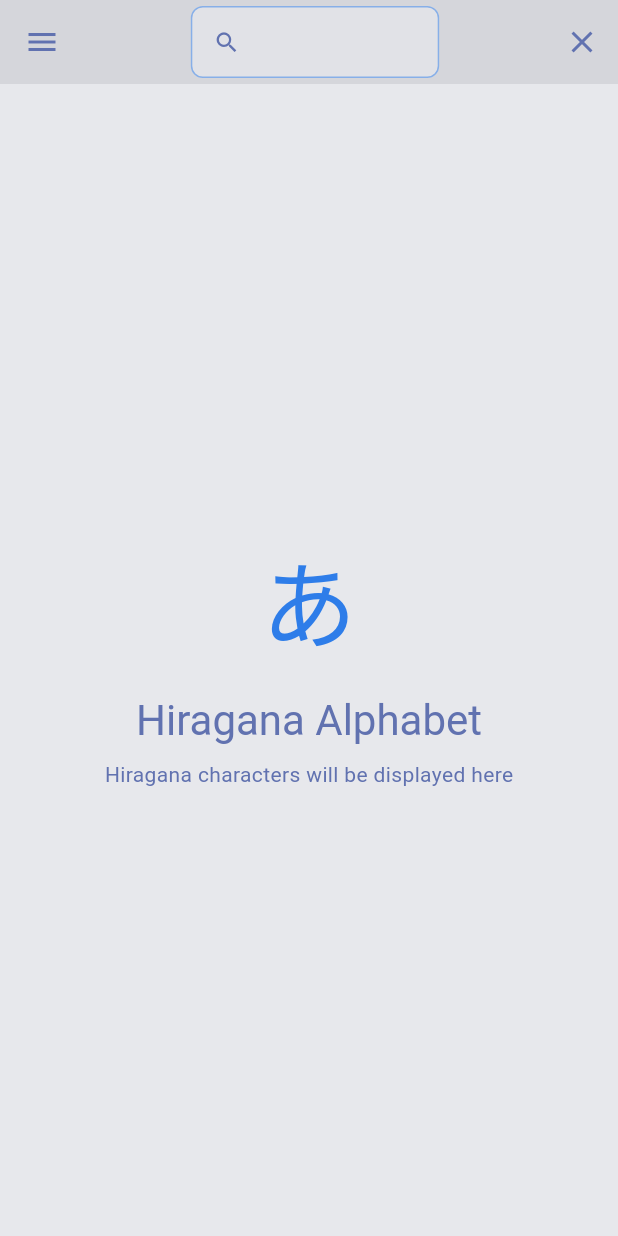
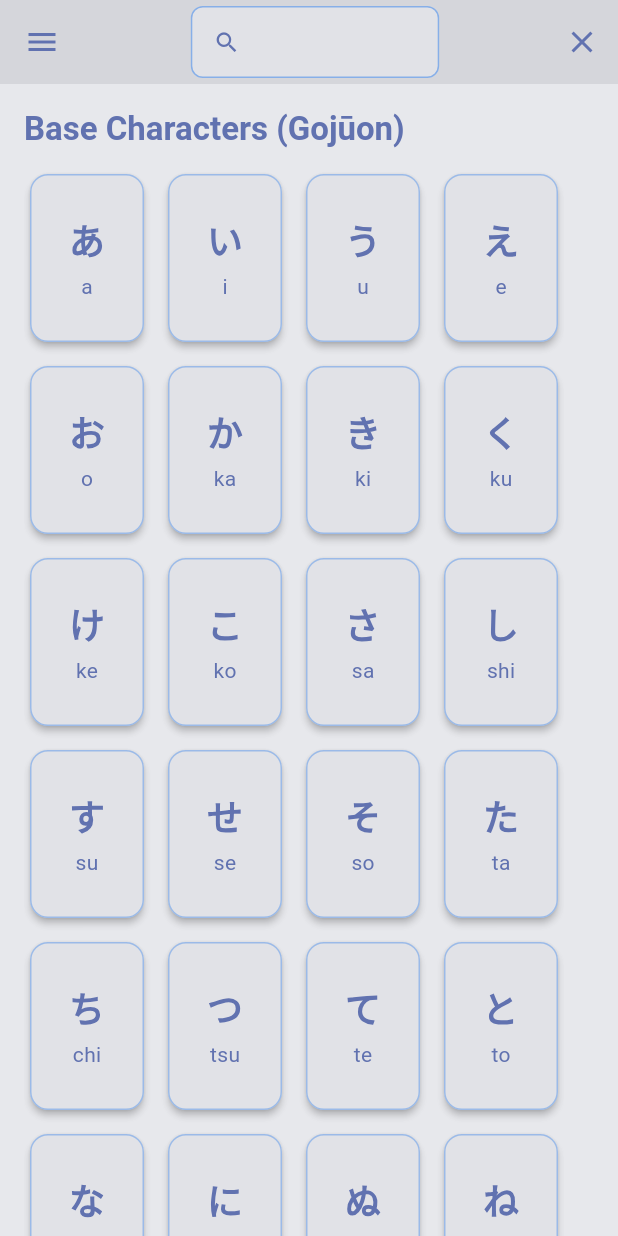
Before and after one commit to spalter/jpn-learning-diary, a Flutter app: the screen it shows after launch, in the side drawer, after a tap on "Hiragana", on a phone screen of 412 x 824 dp. Run offline on Flutter 3.47's test engine with Material 3 defaults, Android fonts, the phone set to English and light mode, and no system bars; missing offline and left inert: flutter_acrylic.

Commit message:
Introduced a Hiragana dictionary page.

```diff
--- /dev/null
+++ b/lib/data/hiragana_data.dart
@@ -0,0 +1,184 @@
+/// Data model for Japanese characters.
+class CharacterData {
+  final String character;
+  final String romanization;
+  final String? description;
+
+  const CharacterData({
+    required this.character,
+    required this.romanization,
+    this.description,
+  });
+}
+
+/// Hiragana character data organized by type.
+class HiraganaData {
+  /// Base hiragana characters (gojūon).
+  static const List<CharacterData> baseCharacters = [
+    // Vowels
+    CharacterData(character: 'あ', romanization: 'a'),
+    CharacterData(character: 'い', romanization: 'i'),
+    CharacterData(character: 'う', romanization: 'u'),
+    CharacterData(character: 'え', romanization: 'e'),
+    CharacterData(character: 'お', romanization: 'o'),
+
+    // K-row
+    CharacterData(character: 'か', romanization: 'ka'),
+    CharacterData(character: 'き', romanization: 'ki'),
+    CharacterData(character: 'く', romanization: 'ku'),
+    CharacterData(character: 'け', romanization: 'ke'),
+    CharacterData(character: 'こ', romanization: 'ko'),
+
+    // S-row
+    CharacterData(character: 'さ', romanization: 'sa'),
+    CharacterData(character: 'し', romanization: 'shi'),
+    CharacterData(character: 'す', romanization: 'su'),
+    CharacterData(character: 'せ', romanization: 'se'),
+    CharacterData(character: 'そ', romanization: 'so'),
+
+    // T-row
+    CharacterData(character: 'た', romanization: 'ta'),
+    CharacterData(character: 'ち', romanization: 'chi'),
+    CharacterData(character: 'つ', romanization: 'tsu'),
+    CharacterData(character: 'て', romanization: 'te'),
+    CharacterData(character: 'と', romanization: 'to'),
+
+    // N-row
+    CharacterData(character: 'な', romanization: 'na'),
+    CharacterData(character: 'に', romanization: 'ni'),
+    CharacterData(character: 'ぬ', romanization: 'nu'),
+    CharacterData(character: 'ね', romanization: 'ne'),
+    CharacterData(character: 'の', romanization: 'no'),
+
+    // H-row
+    CharacterData(character: 'は', romanization: 'ha'),
+    CharacterData(character: 'ひ', romanization: 'hi'),
+    CharacterData(character: 'ふ', romanization: 'fu'),
+    CharacterData(character: 'へ', romanization: 'he'),
+    CharacterData(character: 'ほ', romanization: 'ho'),
+
+    // M-row
+    CharacterData(character: 'ま', romanization: 'ma'),
+    CharacterData(character: 'み', romanization: 'mi'),
+    CharacterData(character: 'む', romanization: 'mu'),
+    CharacterData(character: 'め', romanization: 'me'),
+    CharacterData(character: 'も', romanization: 'mo'),
+
+    // Y-row
+    CharacterData(character: 'や', romanization: 'ya'),
+    CharacterData(character: 'ゆ', romanization: 'yu'),
+    CharacterData(character: 'よ', romanization: 'yo'),
+
+    // R-row
+    CharacterData(character: 'ら', romanization: 'ra'),
+    CharacterData(character: 'り', romanization: 'ri'),
+    CharacterData(character: 'る', romanization: 'ru'),
+    CharacterData(character: 'れ', romanization: 're'),
+    CharacterData(character: 'ろ', romanization: 'ro'),
+
+    // W-row
+    CharacterData(character: 'わ', romanization: 'wa'),
+    CharacterData(character: 'を', romanization: 'wo'),
+
+    // N
+    CharacterData(character: 'ん', romanization: 'n'),
+  ];
+
+  /// Dakuten characters (voiced consonants).
+  static const List<CharacterData> dakutenCharacters = [
+    // G-row
+    CharacterData(character: 'が', romanization: 'ga'),
+    CharacterData(character: 'ぎ', romanization: 'gi'),
+    CharacterData(character: 'ぐ', romanization: 'gu'),
+    CharacterData(character: 'げ', romanization: 'ge'),
+    CharacterData(character: 'ご', romanization: 'go'),
+
+    // Z-row
+    CharacterData(character: 'ざ', romanization: 'za'),
+    CharacterData(character: 'じ', romanization: 'ji'),
+    CharacterData(character: 'ず', romanization: 'zu'),
+    CharacterData(character: 'ぜ', romanization: 'ze'),
+    CharacterData(character: 'ぞ', romanization: 'zo'),
+
+    // D-row
+    CharacterData(character: 'だ', romanization: 'da'),
+    CharacterData(character: 'ぢ', romanization: 'ji'),
+    CharacterData(character: 'づ', romanization: 'zu'),
+    CharacterData(character: 'で', romanization: 'de'),
+    CharacterData(character: 'ど', romanization: 'do'),
+
+    // B-row
+    CharacterData(character: 'ば', romanization: 'ba'),
+    CharacterData(character: 'び', romanization: 'bi'),
+    CharacterData(character: 'ぶ', romanization: 'bu'),
+    CharacterData(character: 'べ', romanization: 'be'),
+    CharacterData(character: 'ぼ', romanization: 'bo'),
+  ];
+
+  /// Han-dakuten characters (p-sounds).
+  static const List<CharacterData> hanDakutenCharacters = [
+    CharacterData(character: 'ぱ', romanization: 'pa'),
+    CharacterData(character: 'ぴ', romanization: 'pi'),
+    CharacterData(character: 'ぷ', romanization: 'pu'),
+    CharacterData(character: 'ぺ', romanization: 'pe'),
+    CharacterData(character: 'ぽ', romanization: 'po'),
+  ];
+
+  /// Combination characters (yōon).
+  static const List<CharacterData> combinations = [
+    // K-combinations
+    CharacterData(character: 'きゃ', romanization: 'kya'),
+    CharacterData(character: 'きゅ', romanization: 'kyu'),
+    CharacterData(character: 'きょ', romanization: 'kyo'),
+
+    // S-combinations
+    CharacterData(character: 'しゃ', romanization: 'sha'),
+    CharacterData(character: 'しゅ', romanization: 'shu'),
+    CharacterData(character: 'しょ', romanization: 'sho'),
+
+    // C-combinations
+    CharacterData(character: 'ちゃ', romanization: 'cha'),
+    CharacterData(character: 'ちゅ', romanization: 'chu'),
+    CharacterData(character: 'ちょ', romanization: 'cho'),
+
+    // N-combinations
+    CharacterData(character: 'にゃ', romanization: 'nya'),
+    CharacterData(character: 'にゅ', romanization: 'nyu'),
+    CharacterData(character: 'にょ', romanization: 'nyo'),
+
+    // H-combinations
+    CharacterData(character: 'ひゃ', romanization: 'hya'),
+    CharacterData(character: 'ひゅ', romanization: 'hyu'),
+    CharacterData(character: 'ひょ', romanization: 'hyo'),
+
+    // M-combinations
+    CharacterData(character: 'みゃ', romanization: 'mya'),
+    CharacterData(character: 'みゅ', romanization: 'myu'),
+    CharacterData(character: 'みょ', romanization: 'myo'),
+
+    // R-combinations
+    CharacterData(character: 'りゃ', romanization: 'rya'),
+    CharacterData(character: 'りゅ', romanization: 'ryu'),
+    CharacterData(character: 'りょ', romanization: 'ryo'),
+
+    // G-combinations
+    CharacterData(character: 'ぎゃ', romanization: 'gya'),
+    CharacterData(character: 'ぎゅ', romanization: 'gyu'),
+    CharacterData(character: 'ぎょ', romanization: 'gyo'),
+
+    // J-combinations
+    CharacterData(character: 'じゃ', romanization: 'ja'),
+    CharacterData(character: 'じゅ', romanization: 'ju'),
+    CharacterData(character: 'じょ', romanization: 'jo'),
+
+    // B-combinations
+    CharacterData(character: 'びゃ', romanization: 'bya'),
+    CharacterData(character: 'びゅ', romanization: 'byu'),
+    CharacterData(character: 'びょ', romanization: 'byo'),
+
+    // P-combinations
+    CharacterData(character: 'ぴゃ', romanization: 'pya'),
+    CharacterData(character: 'ぴゅ', romanization: 'pyu'),
+    CharacterData(character: 'ぴょ', romanization: 'pyo'),
+  ];
+}
--- a/lib/screens/hiragana_page.dart
+++ b/lib/screens/hiragana_page.dart
@@ -1,5 +1,7 @@
 import 'package:flutter/material.dart';
+import 'package:jpn_learning_diary/data/hiragana_data.dart';
 import 'package:jpn_learning_diary/widgets/base_layout.dart';
+import 'package:jpn_learning_diary/widgets/character_card.dart';
 
 /// Hiragana alphabet learning and practice page.
 ///
@@ -11,30 +13,133 @@ class HiraganaPage extends StatelessWidget {
   @override
   Widget build(BuildContext context) {
     return BaseLayout(
-      child: Center(
+      child: SingleChildScrollView(
         child: Column(
-          mainAxisAlignment: MainAxisAlignment.center,
+          crossAxisAlignment: CrossAxisAlignment.start,
           children: [
-            Text(
-              'あ',
-              style: TextStyle(
-                fontSize: 64,
-                color: Theme.of(context).colorScheme.primary,
+              // Base Characters Section
+              _buildSection(
+                context,
+                title: 'Base Characters (Gojūon)',
+                characters: HiraganaData.baseCharacters,
               ),
-            ),
-            const SizedBox(height: 16),
-            Text(
-              'Hiragana Alphabet',
-              style: Theme.of(context).textTheme.headlineMedium,
-            ),
-            const SizedBox(height: 8),
-            Text(
-              'Hiragana characters will be displayed here',
-              style: Theme.of(context).textTheme.bodyMedium,
-            ),
-          ],
+              const SizedBox(height: 32),
+
+              // Dakuten Section
+              _buildSection(
+                context,
+                title: 'Dakuten (゛)',
+                characters: HiraganaData.dakutenCharacters,
+              ),
+              const SizedBox(height: 32),
+
+              // Han-dakuten Section
+              _buildSection(
+                context,
+                title: 'Han-dakuten (゜)',
+                characters: HiraganaData.hanDakutenCharacters,
+              ),
+              const SizedBox(height: 32),
+
+              // Combinations Section
+              _buildSection(
+                context,
+                title: 'Combinations (Yōon)',
+                characters: HiraganaData.combinations,
+              ),
+            ],
         ),
       ),
     );
   }
+
+  Widget _buildSection(
+    BuildContext context, {
+    required String title,
+    required List<CharacterData> characters,
+  }) {
+    return Column(
+      crossAxisAlignment: CrossAxisAlignment.start,
+      children: [
+        Text(
+          title,
+          style: Theme.of(context).textTheme.titleLarge?.copyWith(
+                fontWeight: FontWeight.bold,
+              ),
+        ),
+        const SizedBox(height: 12),
+        LayoutBuilder(
+          builder: (context, constraints) {
+            // Calculate responsive card size
+            // Base size: 70x100, Max size: 84x120 (20% bigger)
+            final availableWidth = constraints.maxWidth;
+            final spacing = 8.0;
+
+            // Try to fit as many cards as possible, then adjust size
+            int cardsPerRow = (availableWidth / (70 + spacing)).floor();
+            cardsPerRow = cardsPerRow < 1 ? 1 : cardsPerRow;
+
+            // Calculate card width based on available space
+            double cardWidth = (availableWidth - (cardsPerRow - 1) * spacing) / cardsPerRow;
+
+            // Constrain between min (70) and max (84)
+            cardWidth = cardWidth.clamp(70.0, 84.0);
+
+            // Maintain aspect ratio (70:100 = 0.7)
+            double cardHeight = cardWidth / 0.7;
+
+            return Wrap(
+              spacing: spacing,
+              runSpacing: spacing,
+              children: characters.map((char) {
+                return SizedBox(
+                  width: cardWidth,
+                  height: cardHeight,
+                  child: CharacterCard(
+                    character: char.character,
+                    romanization: char.romanization,
+                    onTap: () => _showCharacterDetails(context, char),
+                  ),
+                );
+              }).toList(),
+            );
+          },
+        ),
+      ],
+    );
+  }
+
+  void _showCharacterDetails(BuildContext context, CharacterData character) {
+    showDialog(
+      context: context,
+      builder: (context) => AlertDialog(
+        title: Text(
+          character.character,
+          style: const TextStyle(fontSize: 48),
+          textAlign: TextAlign.center,
+        ),
+        content: Column(
+          mainAxisSize: MainAxisSize.min,
+          children: [
+            Text(
+              'Romanization: ${character.romanization}',
+              style: Theme.of(context).textTheme.titleMedium,
+            ),
+            const SizedBox(height: 16),
+            Text(
+              character.description ?? 'More information coming soon...',
+              style: Theme.of(context).textTheme.bodyMedium,
+              textAlign: TextAlign.center,
+            ),
+          ],
+        ),
+        actions: [
+          TextButton(
+            onPressed: () => Navigator.of(context).pop(),
+            child: const Text('Close'),
+          ),
+        ],
+      ),
+    );
+  }
 }
--- a/lib/widgets/base_layout.dart
+++ b/lib/widgets/base_layout.dart
@@ -45,7 +45,10 @@ class _BaseLayoutState extends State<BaseLayout> {
       appBar: AppNavigationBar(textController: _textController),
       drawer: const AppMenu(),
       backgroundColor: AppTheme.scaffoldBackground(context),
-      body: widget.child,
+      body: Padding(
+        padding: const EdgeInsets.only(left: 16, top: 16, right: 16, bottom: 0),
+        child: widget.child,
+      ),
     );
   }
 }
--- /dev/null
+++ b/lib/widgets/character_card.dart
@@ -0,0 +1,86 @@
+import 'package:flutter/material.dart';
+
+/// A reusable card widget for displaying Japanese characters.
+///
+/// Used for displaying hiragana, katakana, and kanji characters
+/// with optional romanization.
+class CharacterCard extends StatefulWidget {
+  /// The Japanese character to display (e.g., 'あ', 'ア', '漢').
+  final String character;
+
+  /// The romanized version of the character (e.g., 'a', 'ka', 'kan').
+  final String romanization;
+
+  /// Optional callback when the card is tapped.
+  final VoidCallback? onTap;
+
+  /// Whether the card is selected/highlighted.
+  final bool isSelected;
+
+  const CharacterCard({
+    super.key,
+    required this.character,
+    required this.romanization,
+    this.onTap,
+    this.isSelected = false,
+  });
+
+  @override
+  State<CharacterCard> createState() => _CharacterCardState();
+}
+
+class _CharacterCardState extends State<CharacterCard> {
+  bool _isHovering = false;
+
+  @override
+  Widget build(BuildContext context) {
+    return MouseRegion(
+      onEnter: (_) => setState(() => _isHovering = true),
+      onExit: (_) => setState(() => _isHovering = false),
+      child: Card(
+        elevation: widget.isSelected ? 8 : 2,
+        color: widget.isSelected
+            ? Theme.of(context).colorScheme.primaryContainer
+            : Theme.of(context).colorScheme.surface,
+        shape: RoundedRectangleBorder(
+          borderRadius: BorderRadius.circular(12),
+          side: BorderSide(
+            color: _isHovering
+                ? Theme.of(context).colorScheme.primary
+                : Theme.of(context).colorScheme.primary.withAlpha(100),
+            width: _isHovering ? 2 : 1,
+          ),
+        ),
+        child: InkWell(
+          onTap: widget.onTap,
+          borderRadius: BorderRadius.circular(12),
+          child: Container(
+            padding: const EdgeInsets.symmetric(vertical: 8, horizontal: 4),
+            child: Column(
+              mainAxisAlignment: MainAxisAlignment.center,
+              mainAxisSize: MainAxisSize.min,
+              children: [
+                Text(
+                  widget.character,
+                  style: TextStyle(
+                    fontSize: 24,
+                    fontWeight: FontWeight.bold,
+                    color: Theme.of(context).colorScheme.onSurface,
+                  ),
+                ),
+                const SizedBox(height: 4),
+                Text(
+                  widget.romanization,
+                  style: TextStyle(
+                    fontSize: 14,
+                    color: Theme.of(context).colorScheme.onSurfaceVariant,
+                  ),
+                ),
+              ],
+            ),
+          ),
+        ),
+      ),
+    );
+  }
+}
```
